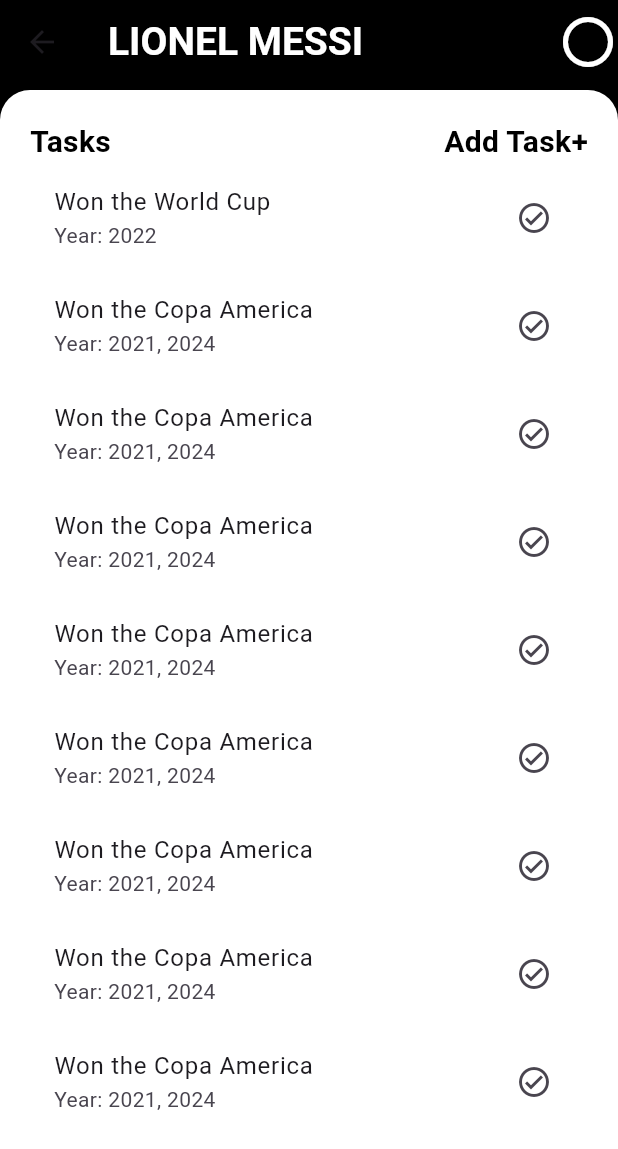
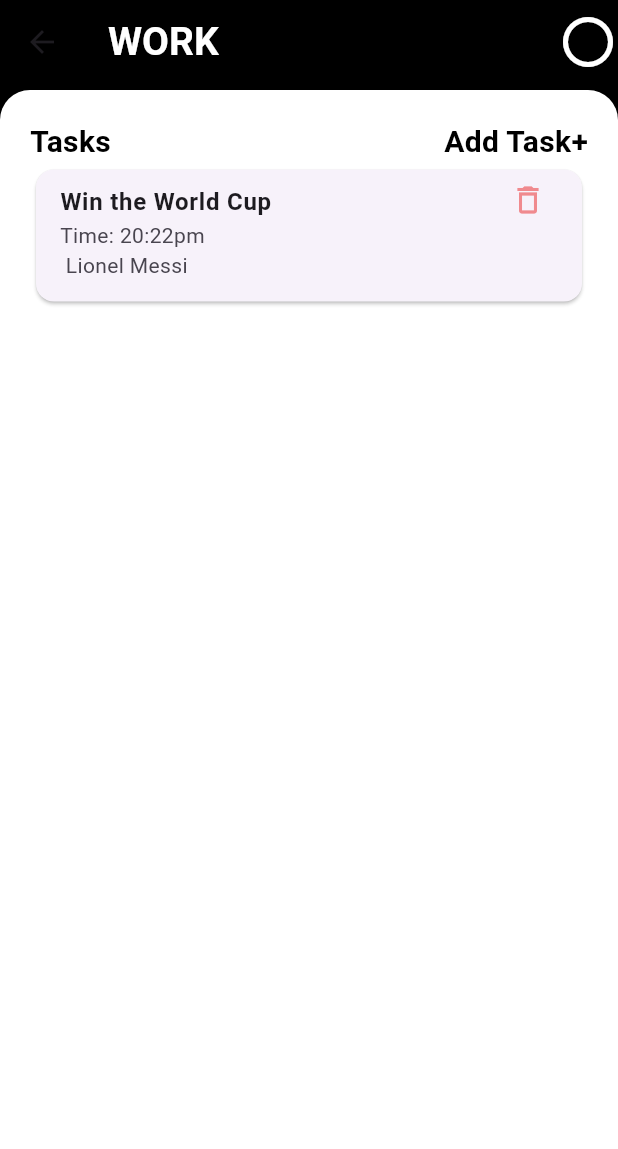
Before and after one commit to JashobeamKayiwa/TaskIT, a Flutter app: the Tasker screen opened directly, on a phone screen of 412 x 824 dp. Shown: the top 1149 px of the screen. Run offline on Flutter 3.47's test engine with Material 3 defaults, Android fonts, the phone set to English and light mode, and no system bars.

Commit message:
Task Assigner UI

```diff
--- a/task_it/lib/screens/manager/tasker.dart
+++ b/task_it/lib/screens/manager/tasker.dart
@@ -44,50 +44,14 @@ class Tasker extends StatelessWidget {
               Expanded(
                 child: ListView(
                   children: [
-                    ListTile(
-                      title: Text('Won the World Cup'),
-                      subtitle: Text('Year: 2022'),
-                      trailing: Icon(Icons.check_circle_outlined),
-                    ),
-                    ListTile(
-                      title: Text('Won the Copa America'),
-                      subtitle: Text('Year: 2021, 2024'),
-                      trailing: Icon(Icons.check_circle_outlined),
-                    ),
-                    ListTile(
-                      title: Text('Won the Copa America'),
-                      subtitle: Text('Year: 2021, 2024'),
-                      trailing: Icon(Icons.check_circle_outlined),
-                    ),
-                    ListTile(
-                      title: Text('Won the Copa America'),
-                      subtitle: Text('Year: 2021, 2024'),
-                      trailing: Icon(Icons.check_circle_outlined),
-                    ),
-                    ListTile(
-                      title: Text('Won the Copa America'),
-                      subtitle: Text('Year: 2021, 2024'),
-                      trailing: Icon(Icons.check_circle_outlined),
-                    ),
-                    ListTile(
-                      title: Text('Won the Copa America'),
-                      subtitle: Text('Year: 2021, 2024'),
-                      trailing: Icon(Icons.check_circle_outlined),
-                    ),
-                    ListTile(
-                      title: Text('Won the Copa America'),
-                      subtitle: Text('Year: 2021, 2024'),
-                      trailing: Icon(Icons.check_circle_outlined),
-                    ),
-                    ListTile(
-                      title: Text('Won the Copa America'),
-                      subtitle: Text('Year: 2021, 2024'),
-                      trailing: Icon(Icons.check_circle_outlined),
-                    ),
-                    ListTile(
-                      title: Text('Won the Copa America'),
-                      subtitle: Text('Year: 2021, 2024'),
-                      trailing: Icon(Icons.check_circle_outlined),
+                    Card(
+                      child: ListTile(
+                        isThreeLine: true,
+                        title: Text('Win the World Cup',
+                            style: TextStyle(fontWeight: FontWeight.bold)),
+                        subtitle: Text('Time: 20:22pm \n Lionel Messi'),
+                        trailing: Icon(Icons.delete_outlined, color: kRedDark),
+                      ),
                     ),
                   ],
                 ),
@@ -108,7 +72,7 @@ Widget _buildAppBar() {
         title: Row(
           children: [
             Text(
-              'LIONEL MESSI',
+              'WORK',
               style: TextStyle(
                 color: kWhite,
                 fontSize: 26,
--- a/task_it/lib/screens/manager/worker_tile.dart
+++ b/task_it/lib/screens/manager/worker_tile.dart
@@ -90,50 +90,21 @@ class WorkerTile extends StatelessWidget {
               Expanded(
                 child: ListView(
                   children: [
-                    ListTile(
-                      title: Text('Won the World Cup'),
-                      subtitle: Text('Year: 2022'),
-                      trailing: Icon(Icons.check_circle_outlined),
+                    Card(
+                      child: ListTile(
+                        title: Text('Won the Copa America',
+                            style: TextStyle(fontWeight: FontWeight.bold)),
+                        subtitle: Text('Year: 2021, 2024'),
+                        trailing: Icon(Icons.check_circle_outlined),
+                      ),
                     ),
-                    ListTile(
-                      title: Text('Won the Copa America'),
-                      subtitle: Text('Year: 2021, 2024'),
-                      trailing: Icon(Icons.check_circle_outlined),
-                    ),
-                    ListTile(
-                      title: Text('Won the Copa America'),
-                      subtitle: Text('Year: 2021, 2024'),
-                      trailing: Icon(Icons.check_circle_outlined),
-                    ),
-                    ListTile(
-                      title: Text('Won the Copa America'),
-                      subtitle: Text('Year: 2021, 2024'),
-                      trailing: Icon(Icons.check_circle_outlined),
-                    ),
-                    ListTile(
-                      title: Text('Won the Copa America'),
-                      subtitle: Text('Year: 2021, 2024'),
-                      trailing: Icon(Icons.check_circle_outlined),
-                    ),
-                    ListTile(
-                      title: Text('Won the Copa America'),
-                      subtitle: Text('Year: 2021, 2024'),
-                      trailing: Icon(Icons.check_circle_outlined),
-                    ),
-                    ListTile(
-                      title: Text('Won the Copa America'),
-                      subtitle: Text('Year: 2021, 2024'),
-                      trailing: Icon(Icons.check_circle_outlined),
-                    ),
-                    ListTile(
-                      title: Text('Won the Copa America'),
-                      subtitle: Text('Year: 2021, 2024'),
-                      trailing: Icon(Icons.check_circle_outlined),
-                    ),
-                    ListTile(
-                      title: Text('Won the Copa America'),
-                      subtitle: Text('Year: 2021, 2024'),
-                      trailing: Icon(Icons.check_circle_outlined),
+                    Card(
+                      child: ListTile(
+                        title: Text('Won the Copa America',
+                            style: TextStyle(fontWeight: FontWeight.bold)),
+                        subtitle: Text('Year: 2021, 2024'),
+                        trailing: Icon(Icons.check_circle_outlined),
+                      ),
                     ),
                   ],
                 ),
```
